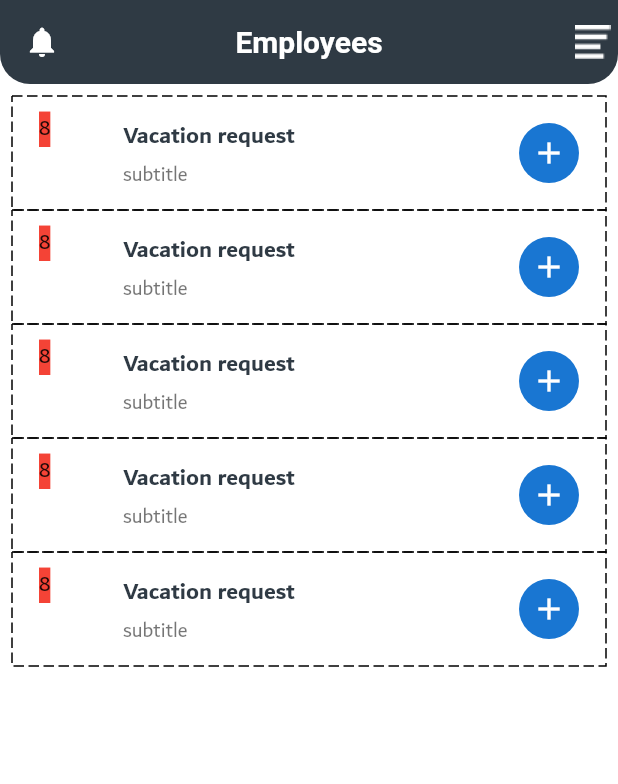
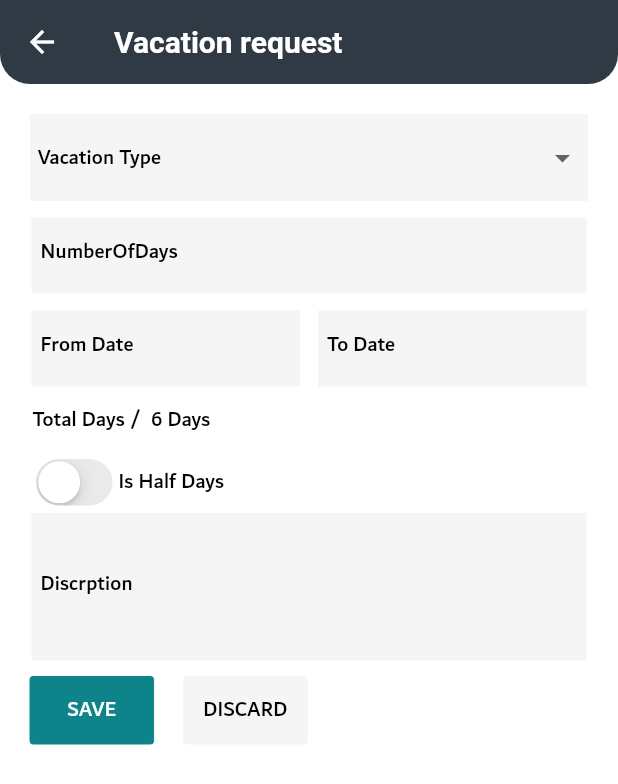
Before and after one commit to MahmoudAbdullahGITHUB/hr_smart, a Flutter app: the HomeScreen screen opened by its route, after a tap on the "add" icon, on a phone screen of 412 x 824 dp. Shown: the top 784 px of the screen. Run offline on Flutter 3.47's test engine with Material 2 defaults, Android fonts, the phone set to English and light mode, and no system bars; drawn by our look-alikes of dotted_border; our stand-ins replace bloc, dio, flutter_bloc, fluttertoast, hexcolor, pin_code_fields and 1 more; accounts and stored records are empty.

Commit message:
first commit samar

```diff
--- a/lib/screens/home_screen/home_screen.dart
+++ b/lib/screens/home_screen/home_screen.dart
@@ -3,6 +3,8 @@ import 'package:flutter/material.dart';
 import 'package:hr_app/shared/components/components.dart';
 import 'package:hr_app/util/components.dart';
 import 'package:hr_app/util/constants/Colors.dart';
+
+import '../vacation_request _screens/add_vacation_request _screen/add_vacation_request _screen.dart';
 
 class HomeScreen extends StatefulWidget {
   static const routName = '/home-screen';
@@ -55,7 +57,9 @@ class _HomeScreenState extends State<HomeScreen> {
                 trailing: CircleAvatar(
                     child: IconButton(
                       icon: Icon(Icons.add),
-                      onPressed: () {},
+                      onPressed: () {
+                        navigateTo(context, AddVacationScreen());
+                      },
                     )),
               ),
             );
--- a/lib/screens/vacation_request _screens/add_vacation_request _screen/add_vacation_request _screen.dart
+++ b/lib/screens/vacation_request _screens/add_vacation_request _screen/add_vacation_request _screen.dart
@@ -0,0 +1,247 @@
+import 'package:dotted_border/dotted_border.dart';
+import 'package:flutter/cupertino.dart';
+import 'package:flutter/material.dart';
+import 'package:hr_app/shared/components/components.dart';
+import 'package:hr_app/util/btnWidget.dart';
+import 'package:hr_app/util/components.dart';
+import 'package:hr_app/util/constants/Colors.dart';
+import 'package:hr_app/util/editTextFormFiled.dart';
+import 'package:intl/intl.dart' as Intl;
+
+class AddVacationScreen extends StatefulWidget {
+  static const routName = '/home-screen';
+
+  const AddVacationScreen({Key? key}) : super(key: key);
+
+  @override
+  State<AddVacationScreen> createState() => _AddVacationScreenState();
+}
+
+class _AddVacationScreenState extends State<AddVacationScreen> {
+  final formSingUpKey = GlobalKey<FormState>();
+  final toTimeTextController = TextEditingController();
+  final fromTimeTextController = TextEditingController();
+  final descrpationTextController = TextEditingController();
+  final daysNumberTextController = TextEditingController();
+  String selectMonth = '';
+  bool switchValue=false;
+  @override
+  Widget build(BuildContext context) {
+    var width = MediaQuery.of(context).size.width;
+    var height = MediaQuery.of(context).size.height;
+    return Directionality(
+        textDirection: TextDirection.ltr,
+        child: Scaffold(
+            appBar: AppBar(
+              backgroundColor: KAppColor,
+              centerTitle: false,
+              title: Text('Vacation request ',
+                  style: TextStyle(color: Colors.white)),
+              shape: const RoundedRectangleBorder(
+                borderRadius: BorderRadius.vertical(
+                  bottom: Radius.circular(20),
+                ),
+              ),
+            ),
+            body: Form(
+                key: formSingUpKey,
+                child: SingleChildScrollView(
+                    child: AnimatedPadding(
+                        padding: MediaQuery.of(context).viewInsets,
+                        duration: const Duration(milliseconds: 100),
+                        curve: Curves.decelerate,
+                        child: Padding(
+                            padding: const EdgeInsets.all(20.0),
+                            child: Column(
+                                mainAxisSize: MainAxisSize.min,
+                                crossAxisAlignment: CrossAxisAlignment.start,
+                                children: [
+                                  FormField<String>(
+                                    //  validator: validatorobject,
+                                    builder: (FormFieldState<String> state) {
+                                      return InputDecorator(
+                                          decoration: InputDecoration(
+                                            fillColor: Colors.grey.shade100,
+                                            filled: true,
+                                            contentPadding:
+                                                EdgeInsets.symmetric(
+                                                    vertical: 5.0,
+                                                    horizontal: 5.0),
+                                            border: InputBorder.none,
+                                            focusedBorder: OutlineInputBorder(
+                                              borderRadius:
+                                                  BorderRadius.circular(10),
+                                              borderSide: BorderSide(
+                                                  color: Colors.grey.shade100,
+                                                  width: 1.0),
+                                            ),
+                                          ),
+                                          child: DropdownButtonHideUnderline(
+                                              child: DropdownButton<String>(
+                                            hint: Text("Vacation Type",
+                                                style: Theme.of(context)
+                                                    .textTheme
+                                                    .subtitle2!
+                                                    .copyWith(
+                                                      fontSize: 14.0,
+                                                      color: Colors.black,
+                                                    )),
+                                            value: selectMonth == ''
+                                                ? null
+                                                : selectMonth,
+                                            items: <String>[
+                                              '1',
+                                              '2',
+                                              '3',
+                                              '4',
+                                              '5',
+                                              '6',
+                                              '7',
+                                              '8',
+                                              '9',
+                                              '10',
+                                              '11',
+                                              '12'
+                                            ].map((String value) {
+                                              return DropdownMenuItem<String>(
+                                                value: value,
+                                                child: Text(value,
+                                                    style: Theme.of(context)
+                                                        .textTheme
+                                                        .subtitle2!
+                                                        .copyWith(
+                                                          fontSize: 14.0,
+                                                          color: Colors.black,
+                                                        )),
+                                              );
+                                            }).toList(),
+                                            onChanged: (String? newValue) {
+                                              selectMonth = newValue!;
+                                            },
+                                          )));
+                                    },
+                                  ),
+                                  SizedBox(
+                                    height: 10.0,
+                                  ),
+                                  CustomEditTextFormFiled().MyInputField(
+                                      label: 'NumberOfDays',
+                                      textInputType: TextInputType.text,
+                                      controller: daysNumberTextController,
+                                      context: context),
+                                  SizedBox(
+                                    height: 10.0,
+                                  ),
+                                  Row(
+                                    children: [
+                                      Expanded(
+                                        child: CustomEditTextFormFiled()
+                                            .MyInputField(
+                                                label: 'From Date',
+                                                readOnly: true,
+                                                onTap: () async {
+                                                  TimeOfDay initialTime =
+                                                      TimeOfDay.now();
+                                                  TimeOfDay? pickedTime =
+                                                      await showTimePicker(
+                                                    context: context,
+                                                    initialTime: initialTime,
+                                                  );
+                                                  /*controller.fromTimeTextController.text =
+                                            "${pickedTime!.hour.toString()}:${pickedTime!.minute.toString()}";*/
+                                                  final now =
+                                                      new DateTime.now();
+                                                  final dt = DateTime(
+                                                      now.year,
+                                                      now.month,
+                                                      now.day,
+                                                      pickedTime!.hour,
+                                                      pickedTime.minute);
+                                                  fromTimeTextController.text =
+                                                      "${Intl.DateFormat('HH:mm').format(dt)}";
+                                                },
+                                                controller:
+                                                    fromTimeTextController,
+                                                context: context),
+                                      ),
+                                      SizedBox(
+                                        width: 10.0,
+                                      ),
+                                      Expanded(
+                                        child: CustomEditTextFormFiled()
+                                            .MyInputField(
+                                                label: 'To Date',
+                                                readOnly: true,
+                                                onTap: () async {
+                                                  TimeOfDay initialTime =
+                                                      TimeOfDay.now();
+                                                  TimeOfDay? pickedTime =
+                                                      await showTimePicker(
+                                                    context: context,
+                                                    initialTime: initialTime,
+                                                  );
+                                                  final now =
+                                                      new DateTime.now();
+                                                  final dt = DateTime(
+                                                      now.year,
+                                                      now.month,
+                                                      now.day,
+                                                      pickedTime!.hour,
+                                                      pickedTime.minute);
+                                                  toTimeTextController.text =
+                                                      "${Intl.DateFormat('HH:mm').format(dt)}";
+                                                },
+                                                controller:
+                                                    toTimeTextController,
+                                                context: context),
+                                      )
+                                    ],
+                                  ),
+                                  SizedBox(
+                                    height: 10.0,
+                                  ),
+                                  Text("Total Days /  6 Days ",
+                                      textAlign: TextAlign.center,
+                                      style: Theme.of(context)
+                                          .textTheme
+                                          .subtitle2!
+                                          .copyWith(
+                                          fontSize: 14.0,
+                                          color: Colors.black)),
+                                  SizedBox(
+                                    height: 10.0,
+                                  ),
+
+                                  Row(
+                                    children: [
+                                      CupertinoSwitch(
+                                        activeColor:
+                                        KAppSecondColor,
+                                        value: switchValue,
+                                        onChanged: (value) {
+                                          switchValue = value;
+                                        },
+                                      ),
+                                      Text("Is Half Days",
+                                          textAlign: TextAlign.center,
+                                          style: Theme.of(context)
+                                              .textTheme
+                                              .subtitle2!
+                                              .copyWith(
+                                              fontSize: 14.0,
+                                              color: Colors.black))
+                                    ],
+                                  ),
+                                  CustomEditTextFormFiled().MyInputField(
+                                      label: 'Discrption',
+                                      textInputType: TextInputType.text,
+                                      maxLine: 3,
+                                      controller: descrpationTextController,
+                                      context: context),
+                                  SizedBox(
+                                    height: 10.0,
+                                  ),
+                                  BtnWidget(width: width)
+                                ])))))));
+  }
+}
--- /dev/null
+++ b/lib/util/btnWidget.dart
@@ -0,0 +1,74 @@
+
+import 'package:flutter/material.dart';
+
+import 'constants/Colors.dart';
+
+class BtnWidget extends StatelessWidget {
+  const BtnWidget({
+    Key? key,
+    required this.width,
+  }) : super(key: key);
+
+  final double width;
+
+  @override
+  Widget build(BuildContext context) {
+    return Row(
+      children: [
+        Container(
+          width: width * .2,
+          height: 45.0,
+          decoration: BoxDecoration(
+            color: KAppSecondColor,
+            borderRadius: BorderRadius.all(
+                Radius.circular(2)),
+            border: Border.all(
+              color: KAppSecondColor,
+              width: 0,
+            ),
+          ),
+          child: Padding(
+            padding:
+            const EdgeInsets.only(top: 10.0),
+            child: Text("SAVE",
+                textAlign: TextAlign.center,
+                style: Theme.of(context)
+                    .textTheme
+                    .subtitle2!
+                    .copyWith(
+                    fontSize: 14.0,
+                    color: Colors.white)),
+          ),
+        ),
+        SizedBox(
+          width: 20.0,
+        ),
+        Container(
+          width: width * .2,
+          height: 45.0,
+          decoration: BoxDecoration(
+            color: Colors.grey.shade100,
+            borderRadius: BorderRadius.all(
+                Radius.circular(2)),
+            border: Border.all(
+              color: Colors.grey.shade100,
+              width: 0,
+            ),
+          ),
+          child: Padding(
+            padding:
+            const EdgeInsets.only(top: 10.0),
+            child: Text("DISCARD",
+                textAlign: TextAlign.center,
+                style: Theme.of(context)
+                    .textTheme
+                    .subtitle2!
+                    .copyWith(
+                    fontSize: 14.0,
+                    color: Colors.black)),
+          ),
+        )
+      ],
+    );
+  }
+}
--- /dev/null
+++ b/lib/util/editTextFormFiled.dart
@@ -0,0 +1,93 @@
+import 'package:flutter/material.dart';
+
+
+class CustomEditTextFormFiled {
+  Widget MyInputField({
+    BuildContext? context,
+    String initialValue = "",
+    Function(void)? onSaved,
+    Function(void)? onChang,
+    controller,
+    String? hint,
+    String? label,
+    bool hide = false,
+    Icon? prefixIcon,
+    Widget? suffixIcon,
+    bool enabled = true,
+    maxlength,
+    onTap,
+    readOnly = false,
+    Color lableolor = Colors.black54,
+    Color hintColor = Colors.black,
+    maxLine = 1,
+    intiValue,
+    TextInputType textInputType = TextInputType.text,
+    Function(bool)? onSuffixIconClick,
+    final validatorobject,
+    AutovalidateMode autovalidateMode = AutovalidateMode.disabled,
+  }) {
+    return SizedBox(
+      child: Padding(
+        padding:
+            EdgeInsets.only(bottom: 0.5, right: 1.0, left: 1.0, top: 1.0),
+        child: TextFormField(
+          initialValue: intiValue,
+          controller: controller,
+          obscureText: hide,
+          // initialValue: initialValue,
+          maxLength: maxlength,
+          maxLines: maxLine,
+          style: Theme.of(context!).textTheme.subtitle2!.copyWith(
+                fontSize: 14.0,
+                color: Colors.blueGrey,
+              ),
+          onTap: onTap,
+          readOnly: readOnly,
+          onSaved: onSaved,
+          onChanged: onChang,
+          enabled: enabled,
+          autovalidateMode: autovalidateMode,
+          decoration: new InputDecoration(
+            prefixIcon: prefixIcon,
+            suffixIcon: suffixIcon,
+            fillColor:
+                Colors.grey.shade100,
+            filled: true,
+            contentPadding:
+                EdgeInsets.symmetric(vertical: 6.0, horizontal: 6.0),
+            border: InputBorder.none,
+            focusedBorder: OutlineInputBorder(
+              borderRadius: BorderRadius.circular(5),
+              borderSide: BorderSide(
+                  color: Colors.grey.shade100, width: 0.5),
+            ),
+            errorBorder: OutlineInputBorder(
+              borderSide: BorderSide(color: Colors.red, width: 1.0),
+            ),
+            hoverColor: Colors.black,
+            /*enabledBorder: OutlineInputBorder(
+              borderSide: BorderSide(color: mainColor, width: 1.0),
+            ),*/
+            /*  disabledBorder: OutlineInputBorder(
+              borderSide: BorderSide(color: Colors.green, width: 1.0),
+            ),*/
+            hintText: hint,
+            labelText: label,
+            labelStyle: Theme.of(context).textTheme.subtitle2!.copyWith(
+                  fontSize: 14.0,
+                  color:  Colors.black,
+                ),
+            hintStyle: Theme.of(context).textTheme.subtitle1!.copyWith(
+                  fontSize: 14.0,
+                  color: Colors.blueGrey,
+                ),
+          ),
+          validator: validatorobject,
+          keyboardType: textInputType,
+          /* style:
+          TextStyle(color:enabled ? Colors.black : Colors.white),*/
+        ),
+      ),
+    );
+  }
+}
--- a/pubspec.yaml
+++ b/pubspec.yaml
@@ -44,6 +44,7 @@ dependencies:
   another_flushbar: ^1.10.29
   dotted_border: ^2.0.0+2
   pin_code_fields: ^7.4.0
+  intl: ^0.17.0
 
 dev_dependencies:
   flutter_test:
```
Also changed, not shown: pubspec.lock.
